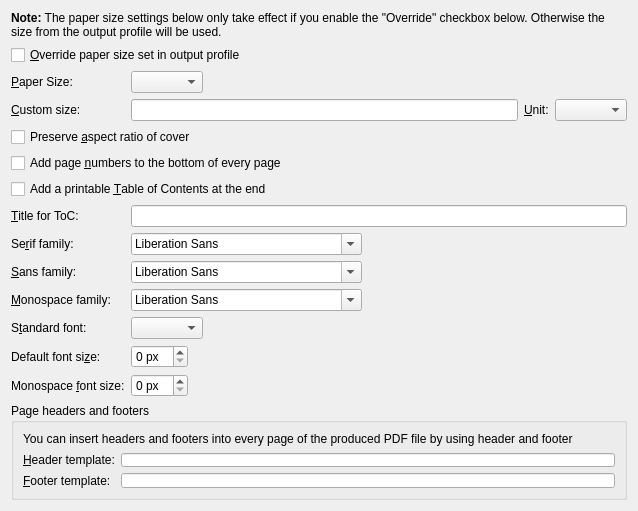
First picture: the form in src/calibre/gui2/convert/pdf_output.ui, repository kovidgoyal/calibre, before the edit.
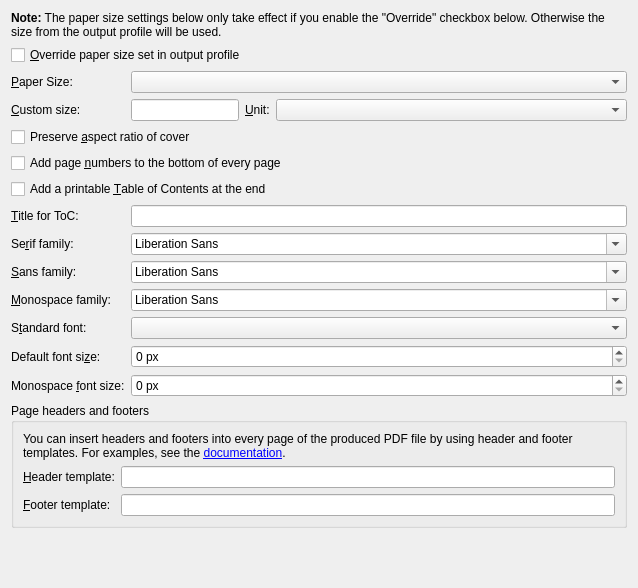
Second picture: the form after the edit.

Commit message: Fix header and footer template boxes too small in PDF output options in calibre 2.x

Patch:
```diff
--- a/src/calibre/gui2/convert/pdf_output.ui
+++ b/src/calibre/gui2/convert/pdf_output.ui
@@ -7,16 +7,13 @@
     <x>0</x>
     <y>0</y>
     <width>638</width>
-    <height>498</height>
+    <height>588</height>
    </rect>
   </property>
   <property name="windowTitle">
    <string>Form</string>
   </property>
   <layout class="QFormLayout" name="formLayout">
-   <property name="fieldGrowthPolicy">
-    <enum>QFormLayout::ExpandingFieldsGrow</enum>
-   </property>
    <item row="0" column="0" colspan="2">
     <widget class="QLabel" name="label_10">
      <property name="text">
@@ -60,10 +57,23 @@
    <item row="3" column="1">
     <layout class="QHBoxLayout" name="horizontalLayout">
      <item>
-      <widget class="QLineEdit" name="opt_custom_size"/>
+      <widget class="QLineEdit" name="opt_custom_size">
+       <property name="sizePolicy">
+        <sizepolicy hsizetype="Fixed" vsizetype="Fixed">
+         <horstretch>0</horstretch>
+         <verstretch>0</verstretch>
+        </sizepolicy>
+       </property>
+      </widget>
      </item>
      <item>
       <widget class="QLabel" name="label_11">
+       <property name="sizePolicy">
+        <sizepolicy hsizetype="Fixed" vsizetype="Preferred">
+         <horstretch>0</horstretch>
+         <verstretch>0</verstretch>
+        </sizepolicy>
+       </property>
        <property name="text">
         <string>&amp;Unit:</string>
        </property>
```
Left out of the diff: 2 changed lines with no effect on the pictures. The commit also changes 1 other file.
